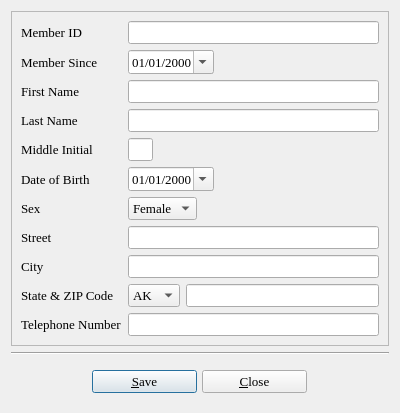
Above: userinfo.ui from textbrowser/biblioteq before the change. Below: the same form after it.
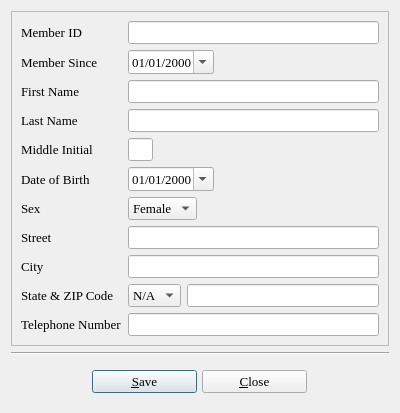
That is the form after the change. Icons and pictures are not drawn.

Diff of the .ui file:
```diff
--- a/userinfo.ui
+++ b/userinfo.ui
@@ -45,6 +45,11 @@
               <pointsize>10</pointsize>
              </font>
             </property>
+            <item>
+             <property name="text" >
+              <string>N/A</string>
+             </property>
+            </item>
             <item>
              <property name="text" >
               <string>AK</string>
```
